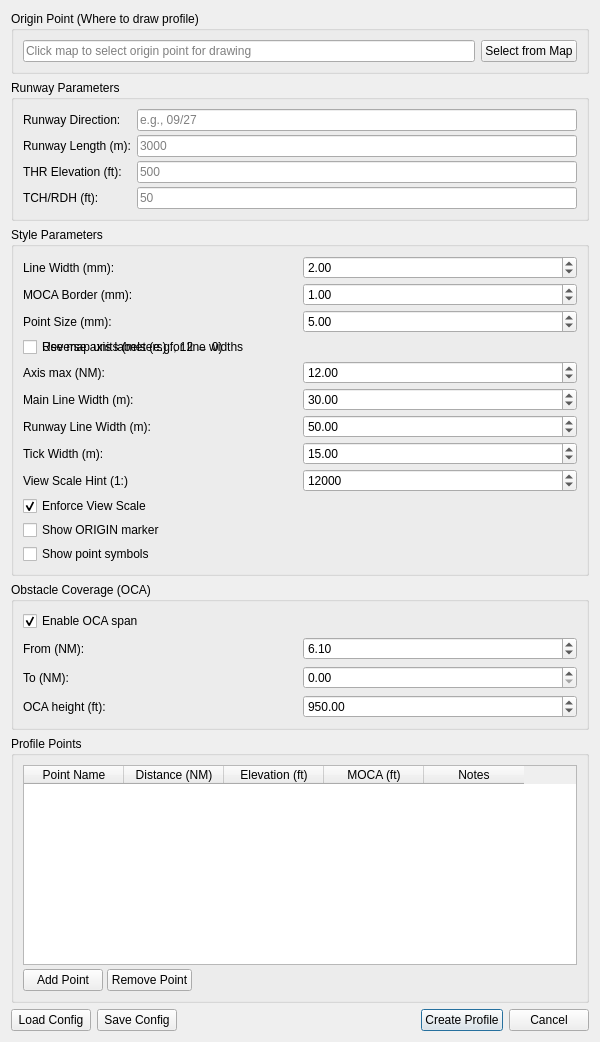
andures/qAeroChart, file qAeroChart/ui/profile_creation_dialog_base.ui: the form before one commit.
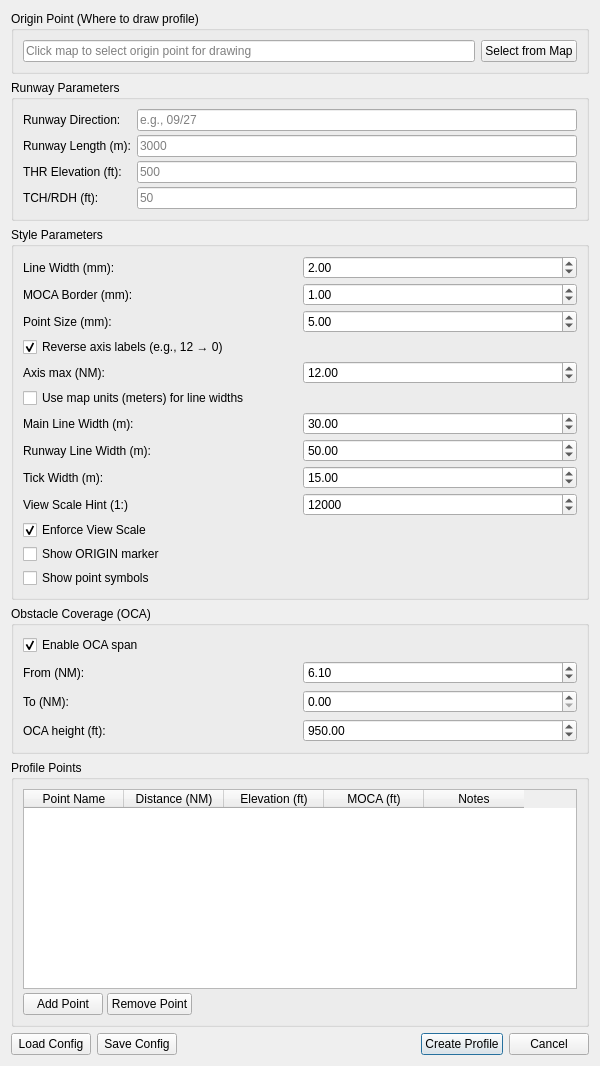
The form after the commit.

Commit message: Adjust layout of profile creation dialog to improve alignment of checkbox and label items

```diff
--- a/qAeroChart/ui/profile_creation_dialog_base.ui
+++ b/qAeroChart/ui/profile_creation_dialog_base.ui
@@ -222,7 +222,7 @@
              </property>
             </widget>
          </item>
-     <item row="3" column="0" colspan="2">
+     <item row="5" column="0" colspan="2">
       <widget class="QCheckBox" name="checkBox_use_map_units">
        <property name="text">
         <string>Use map units (meters) for line widths</string>
@@ -232,14 +232,14 @@
        </property>
       </widget>
      </item>
-         <item row="5" column="0">
+         <item row="6" column="0">
       <widget class="QLabel" name="label_line_width_mu">
        <property name="text">
         <string>Main Line Width (m):</string>
        </property>
       </widget>
      </item>
-         <item row="5" column="1">
+         <item row="6" column="1">
       <widget class="QDoubleSpinBox" name="spinBox_line_width_mu">
        <property name="minimum">
         <double>1.000000000000000</double>
@@ -255,14 +255,14 @@
        </property>
       </widget>
      </item>
-         <item row="6" column="0">
+         <item row="7" column="0">
       <widget class="QLabel" name="label_runway_width_mu">
        <property name="text">
         <string>Runway Line Width (m):</string>
        </property>
       </widget>
      </item>
-         <item row="6" column="1">
+         <item row="7" column="1">
       <widget class="QDoubleSpinBox" name="spinBox_runway_width_mu">
        <property name="minimum">
         <double>1.000000000000000</double>
@@ -278,14 +278,14 @@
        </property>
       </widget>
      </item>
-         <item row="7" column="0">
+         <item row="8" column="0">
       <widget class="QLabel" name="label_dist_width_mu">
        <property name="text">
         <string>Tick Width (m):</string>
        </property>
       </widget>
      </item>
-         <item row="7" column="1">
+         <item row="8" column="1">
       <widget class="QDoubleSpinBox" name="spinBox_dist_width_mu">
        <property name="minimum">
         <double>1.000000000000000</double>
@@ -301,14 +301,14 @@
        </property>
       </widget>
      </item>
-        <item row="8" column="0">
+        <item row="9" column="0">
      <widget class="QLabel" name="label_view_scale_hint">
       <property name="text">
        <string>View Scale Hint (1:)</string>
       </property>
      </widget>
     </item>
-        <item row="8" column="1">
+        <item row="9" column="1">
      <widget class="QSpinBox" name="spinBox_view_scale_hint">
       <property name="minimum">
        <number>1000</number>
@@ -324,7 +324,7 @@
       </property>
      </widget>
     </item>
-        <item row="9" column="0" colspan="2">
+        <item row="10" column="0" colspan="2">
      <widget class="QCheckBox" name="checkBox_enforce_view_scale">
       <property name="text">
        <string>Enforce View Scale</string>
@@ -334,7 +334,7 @@
       </property>
      </widget>
     </item>
-        <item row="10" column="0" colspan="2">
+        <item row="11" column="0" colspan="2">
          <widget class="QCheckBox" name="checkBox_show_origin">
             <property name="text">
              <string>Show ORIGIN marker</string>
@@ -344,7 +344,7 @@
             </property>
          </widget>
         </item>
-        <item row="11" column="0" colspan="2">
+        <item row="12" column="0" colspan="2">
          <widget class="QCheckBox" name="checkBox_show_point_symbols">
             <property name="text">
              <string>Show point symbols</string>
```
